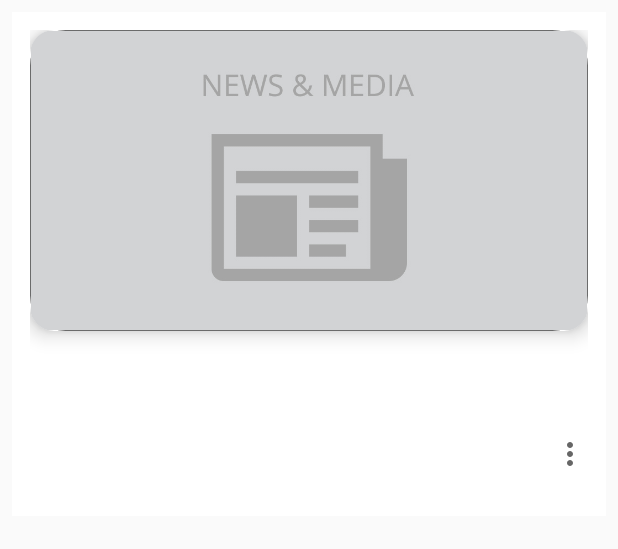
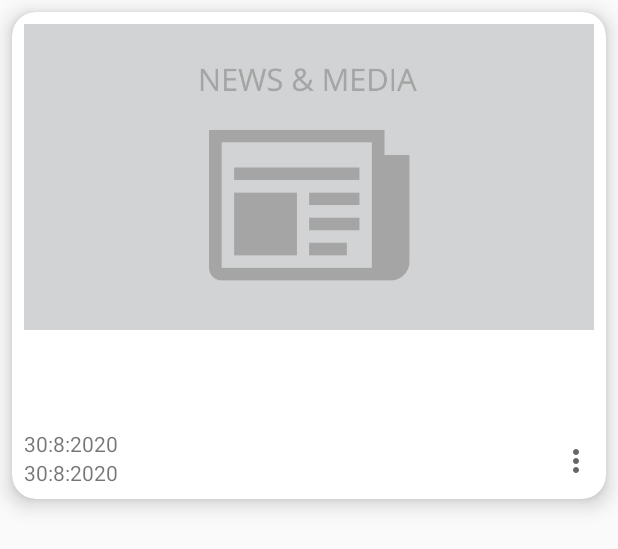
Before and after one commit to Ahmed-P-Mostafa/NewsApp, an Android app: the layout news_item.xml on its own in the app's theme, with its tools: preview values and no code run, on a phone screen of 412 x 824 dp. Shown: the top 549 px of the screen. Run offline under Robolectric (Android 15) with nearby library versions, the phone set to English and light mode, and no system bars.

```diff
--- a/app/src/main/java/com/example/news/newsApi/model/NewsResponse.kt
+++ b/app/src/main/java/com/example/news/newsApi/model/NewsResponse.kt
@@ -11,7 +11,7 @@ data class NewsResponse(
 	val totalResults: Int? = null,
 
 	@field:SerializedName("articles")
-	val articles: ArrayList<ArticlesItem?>? = null,
+	val articles: ArrayList<ArticlesItem>? = null,
 
 ):BaseResponse()
 
--- /dev/null
+++ b/app/src/main/res/anim/from_left.xml
@@ -0,0 +1,4 @@
+<?xml version="1.0" encoding="utf-8"?>
+<set xmlns:android="http://schemas.android.com/apk/res/android">
+<translate android:fromXDelta="-100%" android:toXDelta="0%" android:duration="300"/>
+</set>
--- /dev/null
+++ b/app/src/main/res/anim/from_right.xml
@@ -0,0 +1,4 @@
+<?xml version="1.0" encoding="utf-8"?>
+<set xmlns:android="http://schemas.android.com/apk/res/android">
+    <translate android:fromXDelta="100%" android:toXDelta="0%" android:duration="300"/>
+</set>
--- /dev/null
+++ b/app/src/main/res/anim/to_left.xml
@@ -0,0 +1,4 @@
+<?xml version="1.0" encoding="utf-8"?>
+<set xmlns:android="http://schemas.android.com/apk/res/android">
+    <translate android:fromXDelta="0%" android:toXDelta="-100%" android:duration="300"/>
+</set>
--- /dev/null
+++ b/app/src/main/res/anim/to_right.xml
@@ -0,0 +1,4 @@
+<?xml version="1.0" encoding="utf-8"?>
+<set xmlns:android="http://schemas.android.com/apk/res/android">
+    <translate android:fromXDelta="0%" android:toXDelta="100%" android:duration="300"/>
+</set>
--- a/app/src/main/res/drawable/news_item_image_bg.xml
+++ b/app/src/main/res/drawable/news_item_image_bg.xml
@@ -2,16 +2,6 @@
 <shape xmlns:android="http://schemas.android.com/apk/res/android">
     <solid android:color="@color/color_white"/>
 
-    <stroke android:width="3dp"
-        android:color="@color/grey_ask"
-        />
-
-    <padding
-        android:left="1dp"
-        android:top="1dp"
-        android:right="1dp"
-        android:bottom="1dp"
-        />
 
     <corners
         android:radius="22dp"/>
--- a/app/src/main/res/layout/news_item.xml
+++ b/app/src/main/res/layout/news_item.xml
@@ -1,6 +1,7 @@
 <?xml version="1.0" encoding="utf-8"?>
 <layout xmlns:android="http://schemas.android.com/apk/res/android"
-    xmlns:app="http://schemas.android.com/apk/res-auto">
+    xmlns:app="http://schemas.android.com/apk/res-auto"
+    xmlns:tools="http://schemas.android.com/tools">
 
     <data>
         <variable
@@ -9,14 +10,6 @@
 
     </data>
 
-    <androidx.constraintlayout.widget.ConstraintLayout
-        android:layout_width="match_parent"
-        android:layout_height="wrap_content"
-        android:padding="12dp"
-        android:layout_margin="8dp"
-        android:background="@color/color_white"
-        android:goToDetails="@{news}">
-
     <com.google.android.material.card.MaterialCardView
         android:id="@+id/cardView"
         android:layout_width="match_parent"
@@ -24,25 +17,37 @@
         app:layout_constraintTop_toTopOf="parent"
         app:layout_constraintStart_toStartOf="parent"
         app:cardCornerRadius="16dp"
-            app:cardElevation="8dp">
+        android:padding="12dp"
+        app:cardElevation="8dp"
+        android:background="@color/color_white"
+        android:layout_margin="8dp">
+
+        <androidx.constraintlayout.widget.ConstraintLayout
+            android:layout_width="match_parent"
+            android:layout_height="wrap_content"
+            android:layout_margin="8dp"
+            android:goToDetails="@{news}">
 
                 <ImageView
                     android:id="@+id/item_image"
                     android:layout_width="match_parent"
                     android:layout_height="wrap_content"
+                    app:layout_constraintTop_toTopOf="parent"
+                    app:layout_constraintStart_toStartOf="parent"
+                    app:layout_constraintEnd_toEndOf="parent"
                     android:src="@drawable/placeholder"
                     android:scaleType="centerCrop"
                     imageURL="@{news.urlToImage}"
                     android:adjustViewBounds="true"
-                android:background="@drawable/news_item_image_bg" />
-        </com.google.android.material.card.MaterialCardView>
+                    app:layout_constraintCircleRadius="24dp"
+                    android:background="@drawable/news_item_image_bg"/>
 
             <TextView
                 android:id="@+id/item_author"
                 android:layout_width="wrap_content"
                 android:layout_height="wrap_content"
                 app:layout_constraintStart_toStartOf="parent"
-            app:layout_constraintTop_toBottomOf="@id/cardView"
+                app:layout_constraintTop_toBottomOf="@id/item_image"
                 android:text="@{news.source.name}"
                 android:textSize="18sp"
                 android:textColor="@android:color/holo_blue_dark"
@@ -64,7 +69,8 @@
                 android:layout_width="wrap_content"
                 android:layout_height="wrap_content"
                 app:layout_constraintEnd_toEndOf="parent"
-            app:layout_constraintTop_toBottomOf="@id/item_title"
+                app:layout_constraintTop_toTopOf="@id/item_date"
+                app:layout_constraintBottom_toBottomOf="@id/item_time"
                 android:layout_marginTop="4dp"
                 android:src="@drawable/ic_more" />
 
@@ -74,14 +80,16 @@
                 android:layout_height="wrap_content"
                 app:layout_constraintStart_toStartOf="parent"
                 renderDate="@{news.publishedAt}"
-            app:layout_constraintTop_toTopOf="@id/item_indicator"
-            app:layout_constraintBottom_toBottomOf="@id/item_indicator" />
+                tools:text="30:8:2020"
+                app:layout_constraintTop_toBottomOf="@id/item_title"
+                 />
 
             <TextView
                 android:id="@+id/item_time"
                 android:layout_width="wrap_content"
                 android:layout_height="wrap_content"
                 renderTime="@{news.publishedAt}"
+                tools:text="30:8:2020"
                 app:layout_constraintStart_toStartOf="parent"
                 app:layout_constraintTop_toBottomOf="@id/item_date"
 
@@ -89,4 +97,8 @@
 
 
         </androidx.constraintlayout.widget.ConstraintLayout>
+
+
+    </com.google.android.material.card.MaterialCardView>
+
 </layout>
--- a/app/src/main/res/navigation/navigation_graph.xml
+++ b/app/src/main/res/navigation/navigation_graph.xml
@@ -12,7 +12,11 @@
         tools:layout="@layout/fragment_news" >
         <action
             android:id="@+id/action_homeFragment_to_detailsFragment"
-            app:destination="@id/detailsFragment" />
+            app:destination="@id/detailsFragment"
+            app:enterAnim="@anim/from_right"
+            app:exitAnim="@anim/to_right"
+            app:popEnterAnim="@anim/from_right"
+            app:popExitAnim="@anim/to_right" />
     </fragment>
     <fragment
         android:id="@+id/detailsFragment"
--- a/app/src/main/res/values/strings.xml
+++ b/app/src/main/res/values/strings.xml
@@ -2,4 +2,5 @@
     <string name="app_name">News</string>
     <string name="hello_blank_fragment">Hello blank fragment</string>
     <string name="country_value">eg</string>
+    <string name="article_image">Article image</string>
 </resources>
```
Also changed, not shown: app/src/main/java/com/example/news/adapters/NewsAdapter.kt (+7 -4 lines), app/src/main/java/com/example/news/adapters/NewsDiffUtils.kt (added, +21 -0 lines), app/src/main/java/com/example/news/ui/NewsFragment.kt (+8 -6 lines), app/src/main/res/layout/fragment_details.xml (+5 -3 lines). Lines whose indentation alone changed are shown as unchanged.
